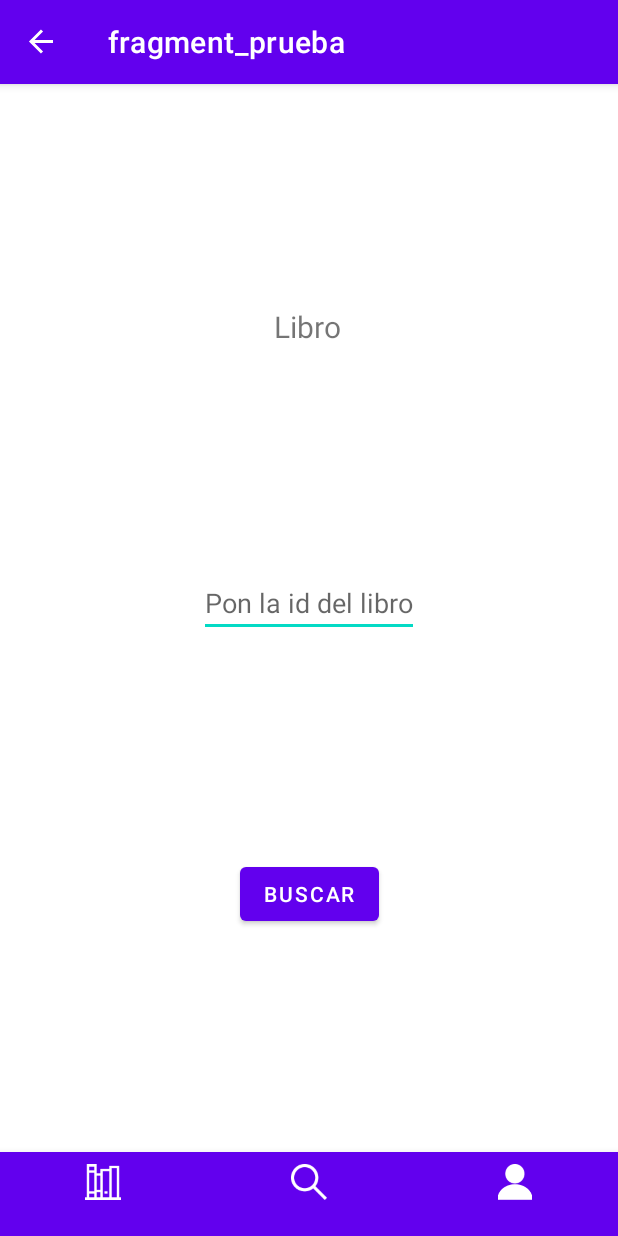
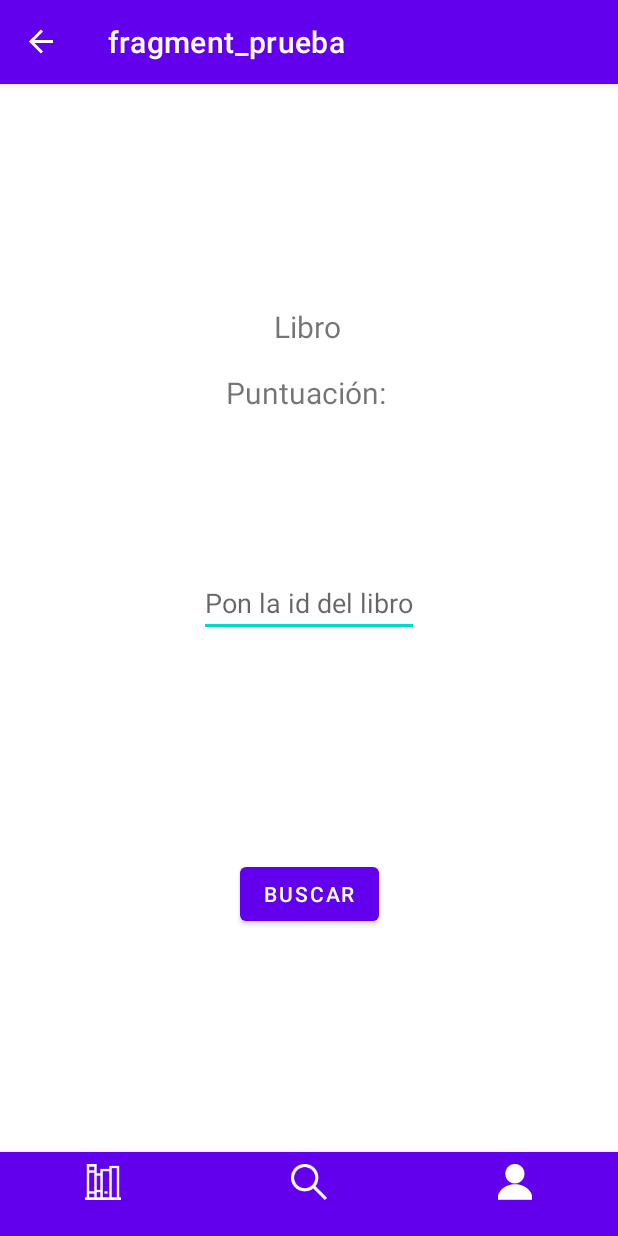
Before and after one commit to IvanCaEz/Shelfie-Mobile, an Android app: the screen it shows after launch (MainActivity), on a phone screen of 412 x 824 dp. Run offline under Robolectric (Android 15) with nearby library versions, the phone set to English and light mode, and no system bars; our stand-ins replace navigation-ui.

Commit message:
getBookScore()

```diff
--- a/app/src/main/java/com/example/shelfie_app/model/Book.kt
+++ b/app/src/main/java/com/example/shelfie_app/model/Book.kt
@@ -12,6 +12,7 @@ data class Book(
     var state: Boolean,
     var stockTotal: Int,
     var stockRemaining: Int,
-    var genre: String
+    var genre: String,
+    var rating: Double
    // val reviews: MutableMap<String, Review?>
 )
--- a/app/src/main/java/com/example/shelfie_app/model/Review.kt
+++ b/app/src/main/java/com/example/shelfie_app/model/Review.kt
@@ -7,5 +7,6 @@ data class Review(
     val idBook: String,
     val idUser: String,
     val date: String,
-    val comment: String
+    val comment: String,
+    var rating: Int
 )
--- a/app/src/main/res/layout/fragment_prueba.xml
+++ b/app/src/main/res/layout/fragment_prueba.xml
@@ -18,6 +18,18 @@
         app:layout_constraintStart_toStartOf="parent"
         app:layout_constraintTop_toTopOf="parent"
         app:layout_constraintVertical_bias="0.175" />
+
+    <TextView
+        android:id="@+id/bookScore"
+        android:layout_width="wrap_content"
+        android:layout_height="wrap_content"
+        android:text="Puntuación: "
+        android:textSize="20dp"
+        app:layout_constraintBottom_toTopOf="@id/bookID_ET"
+        app:layout_constraintEnd_toEndOf="parent"
+        app:layout_constraintStart_toStartOf="parent"
+        app:layout_constraintTop_toTopOf="parent"
+        app:layout_constraintVertical_bias="0.65" />
 
     <EditText
         android:id="@+id/bookID_ET"
```
Also changed, not shown: app/src/main/java/com/example/shelfie_app/view/PruebaFragment.kt (+20 -3 lines), app/src/main/java/com/example/shelfie_app/viewmodel/ApiViewModel.kt (+20 -13 lines).
